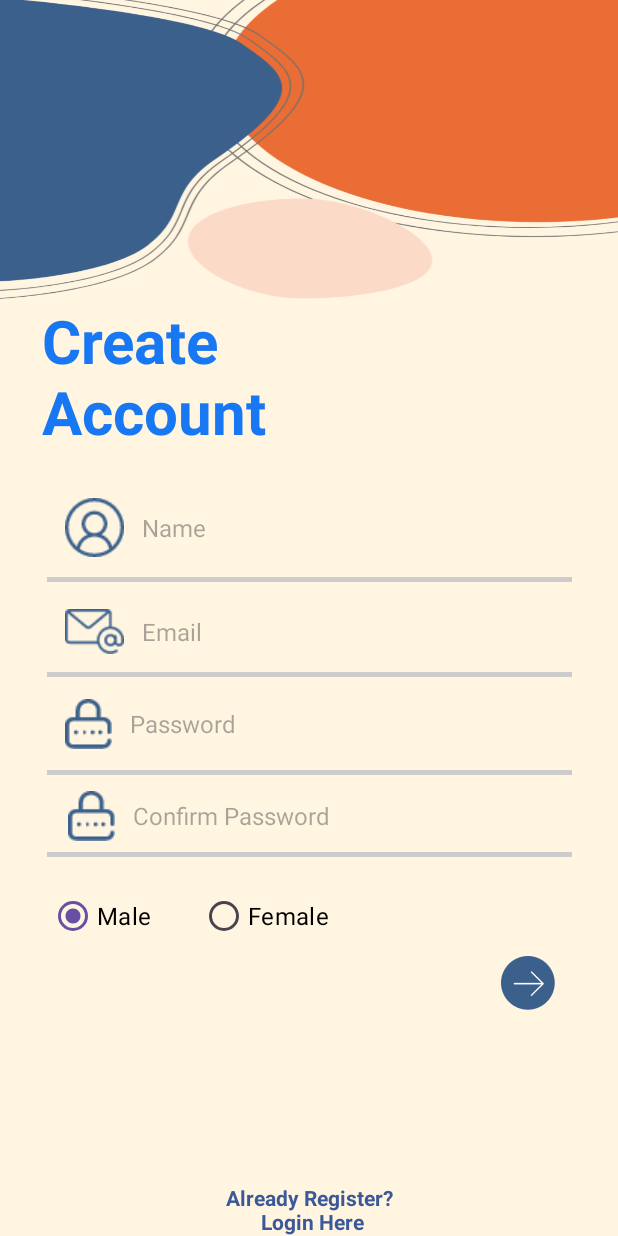
After one commit to Huynh-Minh-Man-04042004/KiemTraLTDD, an Android app: the layout activity_sigup.xml on its own in the app's theme, with its tools: preview values and no code run, on a phone screen of 412 x 824 dp. The commit adds this screen. Run offline under Robolectric (Android 15) with nearby library versions, the phone set to English and light mode, and no system bars.

Commit message:
Push Task 8 UI Register

```diff
--- /dev/null
+++ b/KiemTraLTDD/app/src/main/java/nathja/finalproject/kiemtraltdd/SignUpActivity.java
@@ -0,0 +1,4 @@
+package nathja.finalproject.kiemtraltdd;
+
+public class SignUpActivity {
+}
--- /dev/null
+++ b/KiemTraLTDD/app/src/main/res/layout/activity_sigup.xml
@@ -0,0 +1,214 @@
+<?xml version="1.0" encoding="utf-8"?>
+<androidx.constraintlayout.widget.ConstraintLayout xmlns:android="http://schemas.android.com/apk/res/android"
+    xmlns:app="http://schemas.android.com/apk/res-auto"
+    xmlns:tools="http://schemas.android.com/tools"
+    android:layout_width="match_parent"
+    android:layout_height="match_parent"
+    android:background="@color/cream"
+    tools:context=".SignUpActivity">
+
+    <!-- Background hình trên cùng -->
+    <ImageView
+        android:id="@+id/imageBackground"
+        android:layout_width="match_parent"
+        android:layout_height="200dp"
+        android:scaleType="fitXY"
+        android:src="@drawable/bg_top2"
+        app:layout_constraintTop_toTopOf="parent" />
+
+    <TextView
+        android:id="@+id/textViewWelcome"
+        android:layout_width="wrap_content"
+        android:layout_height="wrap_content"
+        android:layout_marginStart="28dp"
+        android:text="Create\nAccount"
+        android:textColor="@color/facebook_blue"
+        android:textSize="40sp"
+        android:textStyle="bold"
+        app:layout_constraintMarginStart="32dp"
+        app:layout_constraintStart_toStartOf="parent"
+        app:layout_constraintTop_margin="16dp"
+        app:layout_constraintTop_toBottomOf="@id/imageBackground" />
+
+    <EditText
+        android:id="@+id/editTextPassword"
+        android:layout_width="350dp"
+        android:layout_height="45dp"
+        android:layout_marginTop="16dp"
+        android:background="@color/cream"
+        android:drawableStart="@drawable/ic_lock"
+        android:drawablePadding="12dp"
+        android:hint="Password"
+        android:inputType="textPassword"
+        android:paddingStart="12dp"
+        android:textSize="16sp"
+        app:layout_constraintEnd_toEndOf="parent"
+        app:layout_constraintHorizontal_bias="0.508"
+        app:layout_constraintMarginEnd="32dp"
+        app:layout_constraintMarginStart="32dp"
+        app:layout_constraintStart_toStartOf="parent"
+        app:layout_constraintTop_margin="32dp"
+        app:layout_constraintTop_toBottomOf="@id/editTextEmail" />
+
+    <EditText
+        android:id="@+id/editTextConfirmPassword"
+        android:layout_width="350dp"
+        android:layout_height="45dp"
+        android:layout_marginTop="16dp"
+        android:background="@color/cream"
+        android:drawableStart="@drawable/ic_lock"
+        android:drawablePadding="12dp"
+        android:hint="Confirm Password"
+        android:inputType="textPassword"
+        android:paddingStart="12dp"
+        android:textSize="16sp"
+        app:layout_constraintEnd_toEndOf="parent"
+        app:layout_constraintHorizontal_bias="0.54"
+        app:layout_constraintMarginEnd="32dp"
+        app:layout_constraintMarginStart="32dp"
+        app:layout_constraintStart_toStartOf="parent"
+        app:layout_constraintTop_toBottomOf="@id/editTextPassword" />
+
+    <EditText
+        android:id="@+id/editTextName"
+        android:layout_width="350dp"
+        android:layout_height="45dp"
+        android:layout_marginTop="28dp"
+        android:background="@color/cream"
+        android:drawableStart="@drawable/ic_name"
+        android:drawablePadding="12dp"
+        android:hint="Name"
+        android:paddingStart="12dp"
+        android:textSize="16sp"
+        app:layout_constraintEnd_toEndOf="parent"
+        app:layout_constraintHorizontal_bias="0.508"
+        app:layout_constraintMarginEnd="32dp"
+        app:layout_constraintMarginStart="32dp"
+        app:layout_constraintStart_toStartOf="parent"
+        app:layout_constraintTop_margin="24dp"
+        app:layout_constraintTop_toBottomOf="@id/textViewWelcome" />
+
+    <View
+        android:layout_width="350dp"
+        android:layout_height="3dp"
+        android:layout_marginTop="10dp"
+        android:background="@color/gray"
+        app:layout_constraintEnd_toEndOf="parent"
+        app:layout_constraintHorizontal_bias="0.508"
+        app:layout_constraintMarginEnd="32dp"
+        app:layout_constraintMarginStart="32dp"
+        app:layout_constraintStart_toStartOf="parent"
+        app:layout_constraintTop_toBottomOf="@id/editTextName" />
+
+    <View
+        android:layout_width="350dp"
+        android:layout_height="3dp"
+        android:layout_marginTop="4dp"
+        android:background="@color/gray"
+        app:layout_constraintEnd_toEndOf="parent"
+        app:layout_constraintHorizontal_bias="0.508"
+        app:layout_constraintMarginEnd="32dp"
+        app:layout_constraintMarginStart="32dp"
+        app:layout_constraintStart_toStartOf="parent"
+        app:layout_constraintTop_toBottomOf="@id/editTextEmail" />
+
+    <View
+        android:layout_width="350dp"
+        android:layout_height="3dp"
+        android:layout_marginTop="8dp"
+        android:background="@color/gray"
+        app:layout_constraintEnd_toEndOf="parent"
+        app:layout_constraintHorizontal_bias="0.508"
+        app:layout_constraintMarginEnd="32dp"
+        app:layout_constraintMarginStart="32dp"
+        app:layout_constraintStart_toStartOf="parent"
+        app:layout_constraintTop_toBottomOf="@id/editTextPassword" />
+
+    <View
+        android:layout_width="350dp"
+        android:layout_height="3dp"
+        android:layout_marginTop="1dp"
+        android:background="@color/gray"
+        app:layout_constraintEnd_toEndOf="parent"
+        app:layout_constraintHorizontal_bias="0.508"
+        app:layout_constraintMarginEnd="32dp"
+        app:layout_constraintMarginStart="32dp"
+        app:layout_constraintStart_toStartOf="parent"
+        app:layout_constraintTop_toBottomOf="@id/editTextConfirmPassword" />
+
+    <EditText
+        android:id="@+id/editTextEmail"
+        android:layout_width="350dp"
+        android:layout_height="45dp"
+        android:layout_marginTop="24dp"
+        android:background="@color/cream"
+        android:drawableStart="@drawable/ic_email"
+        android:drawablePadding="12dp"
+        android:hint="Email"
+        android:paddingStart="12dp"
+        android:textSize="16sp"
+        app:layout_constraintEnd_toEndOf="parent"
+        app:layout_constraintHorizontal_bias="0.508"
+        app:layout_constraintMarginEnd="32dp"
+        app:layout_constraintMarginStart="32dp"
+        app:layout_constraintStart_toStartOf="parent"
+        app:layout_constraintTop_margin="24dp"
+        app:layout_constraintTop_toBottomOf="@id/editTextName" />
+
+    <ImageView
+        android:id="@+id/buttonLogin"
+        android:layout_width="60dp"
+        android:layout_height="60dp"
+        android:layout_marginTop="120dp"
+        android:layout_marginEnd="30dp"
+        android:padding="12dp"
+        android:src="@drawable/ic_arrow2"
+        app:layout_constraintEnd_toEndOf="parent"
+        app:layout_constraintMarginEnd="32dp"
+        app:layout_constraintTop_margin="30dp"
+        app:layout_constraintTop_toBottomOf="@id/editTextPassword" />
+
+    <RadioGroup
+        android:id="@+id/radioGroupGender"
+        android:layout_width="wrap_content"
+        android:layout_height="wrap_content"
+        android:layout_marginTop="20dp"
+        android:orientation="horizontal"
+        app:layout_constraintEnd_toEndOf="parent"
+        app:layout_constraintHorizontal_bias="0.146"
+        app:layout_constraintStart_toStartOf="parent"
+        app:layout_constraintTop_toBottomOf="@id/editTextConfirmPassword">
+
+        <RadioButton
+            android:id="@+id/radioMale"
+            android:layout_width="wrap_content"
+            android:layout_height="wrap_content"
+            android:checked="true"
+            android:text="Male"
+            android:textColor="@color/black"
+            android:textSize="16sp" />
+
+        <RadioButton
+            android:id="@+id/radioFemale"
+            android:layout_width="wrap_content"
+            android:layout_height="wrap_content"
+            android:layout_marginStart="32dp"
+            android:text="Female"
+            android:textColor="@color/black"
+            android:textSize="16sp" />
+    </RadioGroup>
+
+    <TextView
+        android:id="@+id/textViewRegister"
+        android:layout_width="wrap_content"
+        android:layout_height="wrap_content"
+        android:text="Already Register?\n       Login Here"
+        android:textSize="14sp"
+        android:textStyle="bold"
+        android:textColor="@color/blue"
+        app:layout_constraintBottom_toBottomOf="parent"
+        app:layout_constraintStart_toStartOf="parent"
+        app:layout_constraintEnd_toEndOf="parent"
+        app:layout_constraintBottom_margin="24dp" />
+
+</androidx.constraintlayout.widget.ConstraintLayout>
--- a/KiemTraLTDD/app/src/main/res/values/colors.xml
+++ b/KiemTraLTDD/app/src/main/res/values/colors.xml
@@ -2,4 +2,9 @@
 <resources>
     <color name="black">#FF000000</color>
     <color name="white">#FFFFFFFF</color>
+    <color name="blue">#3B5998</color>
+    <color name="orange">#FFA500</color>
+    <color name="cream">#FFF5E1</color>
+    <color name="facebook_blue">#1877F2</color>
+    <color name="gray">#CCCCCC</color>
 </resources>
```
Also changed, not shown: KiemTraLTDD/app/src/main/res/drawable/bg_top2.png (added), KiemTraLTDD/app/src/main/res/drawable/ic_arrow2.png (added), KiemTraLTDD/app/src/main/res/drawable/ic_email.png (added), KiemTraLTDD/app/src/main/res/drawable/ic_lock.png (added), KiemTraLTDD/app/src/main/res/drawable/ic_name.png (added).
